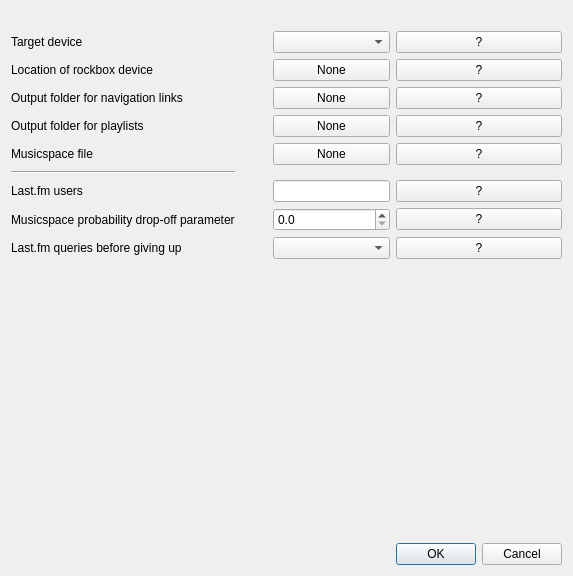
First picture: the form in settings_dlg.ui, repository dandavison/dbm, before the edit.
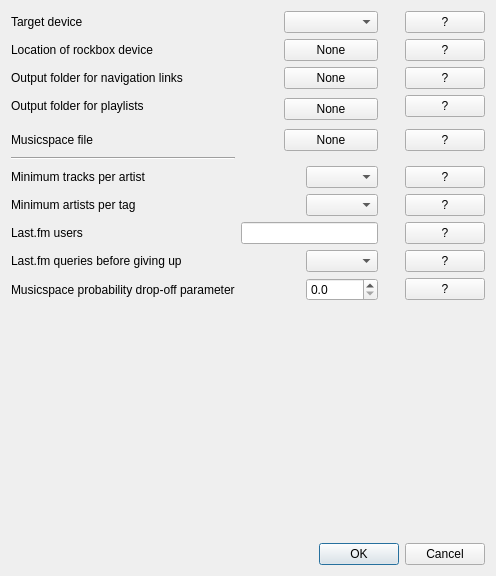
Second picture: the form after the edit.

Commit message: settings dialog addittions and reorganisation Added min tracks per artist and min artists per tag options, and moved things around so that less commonly used options come last.

```diff
--- a/settings_dlg.ui
+++ b/settings_dlg.ui
@@ -6,7 +6,7 @@
    <rect>
     <x>0</x>
     <y>0</y>
-    <width>573</width>
+    <width>496</width>
     <height>576</height>
    </rect>
   </property>
@@ -20,14 +20,7 @@
    <string>Dialog</string>
   </property>
   <layout class="QGridLayout" name="gridLayout">
-   <item row="0" column="1">
-    <widget class="QLabel" name="label_5">
-     <property name="text">
-      <string/>
-     </property>
-    </widget>
-   </item>
-   <item row="1" column="0">
+   <item row="0" column="0">
     <widget class="QLabel" name="label">
      <property name="text">
       <string>Target device</string>
@@ -37,120 +30,72 @@
      </property>
     </widget>
    </item>
-   <item row="1" column="5">
-    <widget class="QPushButton" name="targetDevHelpButton">
-     <property name="text">
-      <string>?</string>
-     </property>
-    </widget>
+   <item row="0" column="3" colspan="2">
+    <widget class="QComboBox" name="targetComboBox"/>
    </item>
-   <item row="2" column="0">
+   <item row="1" column="0">
     <widget class="QLabel" name="label_2">
      <property name="text">
       <string>Location of rockbox device</string>
      </property>
     </widget>
    </item>
-   <item row="2" column="3">
+   <item row="1" column="2">
     <widget class="QLabel" name="label_4">
      <property name="text">
       <string/>
      </property>
     </widget>
    </item>
-   <item row="2" column="5">
-    <widget class="QPushButton" name="rockboxPathHelpButton">
+   <item row="1" column="3" colspan="2">
+    <widget class="QPushButton" name="rockboxPathChangeButton">
      <property name="text">
-      <string>?</string>
+      <string>None</string>
      </property>
     </widget>
    </item>
-   <item row="3" column="0">
+   <item row="2" column="0">
     <widget class="QLabel" name="label_6">
      <property name="text">
       <string>Output folder for navigation links</string>
      </property>
     </widget>
    </item>
-   <item row="3" column="1" colspan="2">
+   <item row="2" column="1">
     <widget class="QLabel" name="label_7">
      <property name="text">
       <string/>
      </property>
     </widget>
    </item>
-   <item row="3" column="4">
+   <item row="2" column="3" colspan="2">
     <widget class="QPushButton" name="navFolderChangeButton">
      <property name="text">
       <string>None</string>
      </property>
     </widget>
    </item>
-   <item row="3" column="5">
-    <widget class="QPushButton" name="navFolderHelpButton">
-     <property name="text">
-      <string>?</string>
-     </property>
-    </widget>
-   </item>
-   <item row="4" column="0">
+   <item row="3" column="0">
     <widget class="QLabel" name="label_9">
      <property name="text">
       <string>Output folder for playlists</string>
      </property>
     </widget>
    </item>
-   <item row="4" column="1" colspan="2">
+   <item row="3" column="1">
     <widget class="QLabel" name="label_8">
      <property name="text">
       <string/>
      </property>
     </widget>
    </item>
-   <item row="4" column="4">
+   <item row="3" column="3" rowspan="2" colspan="2">
     <widget class="QPushButton" name="plFolderChangeButton">
      <property name="text">
       <string>None</string>
      </property>
     </widget>
    </item>
-   <item row="4" column="5">
-    <widget class="QPushButton" name="plFolderHelpButton">
-     <property name="text">
-      <string>?</string>
-     </property>
-    </widget>
-   </item>
-   <item row="14" column="5">
-    <spacer name="verticalSpacer_2">
-     <property name="orientation">
-      <enum>Qt::Vertical</enum>
-     </property>
-     <property name="sizeHint" stdset="0">
-      <size>
-       <width>20</width>
-       <height>40</height>
-      </size>
-     </property>
-    </spacer>
-   </item>
-   <item row="15" column="5">
-    <widget class="QDialogButtonBox" name="buttonBox">
-     <property name="orientation">
-      <enum>Qt::Horizontal</enum>
-     </property>
-     <property name="standardButtons">
-      <set>QDialogButtonBox::Cancel|QDialogButtonBox::Ok</set>
-     </property>
-    </widget>
-   </item>
-   <item row="6" column="0">
-    <widget class="Line" name="line">
-     <property name="orientation">
-      <enum>Qt::Horizontal</enum>
-     </property>
-    </widget>
-   </item>
    <item row="5" column="0">
     <widget class="QLabel" name="label_11">
      <property name="text">
@@ -158,62 +103,48 @@
      </property>
     </widget>
    </item>
-   <item row="5" column="4">
+   <item row="5" column="3" colspan="2">
     <widget class="QPushButton" name="musicspaceFileChangeButton">
      <property name="text">
       <string>None</string>
      </property>
     </widget>
    </item>
-   <item row="5" column="5">
-    <widget class="QPushButton" name="musicspaceFileHelpButton">
-     <property name="text">
-      <string>?</string>
+   <item row="6" column="0">
+    <widget class="Line" name="line">
+     <property name="orientation">
+      <enum>Qt::Horizontal</enum>
      </property>
     </widget>
    </item>
-   <item row="2" column="4">
-    <widget class="QPushButton" name="rockboxPathChangeButton">
+   <item row="7" column="0">
+    <widget class="QLabel" name="label_13">
      <property name="text">
-      <string>None</string>
+      <string>Minimum tracks per artist</string>
      </property>
     </widget>
    </item>
-   <item row="1" column="4">
-    <widget class="QComboBox" name="targetComboBox"/>
-   </item>
-   <item row="11" column="5">
-    <widget class="QPushButton" name="musicspaceDropoffHelpButton">
+   <item row="8" column="0">
+    <widget class="QLabel" name="label_14">
      <property name="text">
-      <string>?</string>
+      <string>Minimum artists per tag</string>
      </property>
     </widget>
    </item>
-   <item row="11" column="4">
-    <widget class="QDoubleSpinBox" name="musicspaceDropoffSpinBox">
-     <property name="decimals">
-      <number>1</number>
-     </property>
-     <property name="singleStep">
-      <double>0.100000000000000</double>
-     </property>
-    </widget>
+   <item row="8" column="4">
+    <widget class="QComboBox" name="minTagArtistsComboBox"/>
    </item>
-   <item row="11" column="0">
-    <widget class="QLabel" name="label_3">
-     <property name="text">
-      <string>Musicspace probability drop-off parameter</string>
-     </property>
-    </widget>
-   </item>
-   <item row="10" column="0">
+   <item row="9" column="0">
     <widget class="QLabel" name="label_12">
      <property name="text">
       <string>Last.fm users</string>
      </property>
     </widget>
    </item>
-   <item row="13" column="0">
+   <item row="9" column="1" colspan="4">
+    <widget class="QLineEdit" name="lastfmUsersLineEdit"/>
+   </item>
+   <item row="10" column="0">
     <widget class="QLabel" name="label_10">
      <property name="text">
       <string>Last.fm queries before giving up</string>
@@ -221,25 +152,121 @@
     </widget>
    </item>
    <item row="10" column="4">
-    <widget class="QLineEdit" name="lastfmUsersLineEdit"/>
-   </item>
-   <item row="13" column="4">
     <widget class="QComboBox" name="lastfmQueriesComboBox"/>
    </item>
-   <item row="13" column="5">
-    <widget class="QPushButton" name="lastfmQueriesHelpButton">
+   <item row="11" column="0">
+    <widget class="QLabel" name="label_3">
      <property name="text">
+      <string>Musicspace probability drop-off parameter</string>
+     </property>
+    </widget>
+   </item>
+   <item row="11" column="4">
+    <widget class="QDoubleSpinBox" name="musicspaceDropoffSpinBox">
+     <property name="decimals">
+      <number>1</number>
+     </property>
+     <property name="singleStep">
+      <double>0.100000000000000</double>
+     </property>
+    </widget>
+   </item>
+   <item row="12" column="4">
+    <spacer name="verticalSpacer_2">
+     <property name="orientation">
+      <enum>Qt::Vertical</enum>
+     </property>
+     <property name="sizeHint" stdset="0">
+      <size>
+       <width>17</width>
+       <height>144</height>
+      </size>
+     </property>
+    </spacer>
+   </item>
+   <item row="13" column="4" colspan="3">
+    <widget class="QDialogButtonBox" name="buttonBox">
+     <property name="orientation">
+      <enum>Qt::Horizontal</enum>
+     </property>
+     <property name="standardButtons">
+      <set>QDialogButtonBox::Cancel|QDialogButtonBox::Ok</set>
+     </property>
+    </widget>
+   </item>
+   <item row="0" column="6">
+    <widget class="QPushButton" name="targetDevHelpButton">
+     <property name="text">
       <string>?</string>
      </property>
     </widget>
    </item>
-   <item row="10" column="5">
+   <item row="1" column="6">
+    <widget class="QPushButton" name="rockboxPathHelpButton">
+     <property name="text">
+      <string>?</string>
+     </property>
+    </widget>
+   </item>
+   <item row="2" column="6">
+    <widget class="QPushButton" name="navFolderHelpButton">
+     <property name="text">
+      <string>?</string>
+     </property>
+    </widget>
+   </item>
+   <item row="3" column="6">
+    <widget class="QPushButton" name="plFolderHelpButton">
+     <property name="text">
+      <string>?</string>
+     </property>
+    </widget>
+   </item>
+   <item row="5" column="6">
+    <widget class="QPushButton" name="musicspaceFileHelpButton">
+     <property name="text">
+      <string>?</string>
+     </property>
+    </widget>
+   </item>
+   <item row="7" column="6">
+    <widget class="QPushButton" name="minArtistTracksHelpButton">
+     <property name="text">
+      <string>?</string>
+     </property>
+    </widget>
+   </item>
+   <item row="8" column="6">
+    <widget class="QPushButton" name="minTagArtistsHelpButton">
+     <property name="text">
+      <string>?</string>
+     </property>
+    </widget>
+   </item>
+   <item row="9" column="6">
     <widget class="QPushButton" name="lastfmUsersHelpButton">
      <property name="text">
       <string>?</string>
      </property>
     </widget>
    </item>
+   <item row="10" column="6">
+    <widget class="QPushButton" name="lastfmQueriesHelpButton">
+     <property name="text">
+      <string>?</string>
+     </property>
+    </widget>
+   </item>
+   <item row="11" column="6">
+    <widget class="QPushButton" name="musicspaceDropoffHelpButton">
+     <property name="text">
+      <string>?</string>
+     </property>
+    </widget>
+   </item>
+   <item row="7" column="4">
+    <widget class="QComboBox" name="minArtistTracksComboBox"/>
+   </item>
   </layout>
  </widget>
  <resources/>
```
